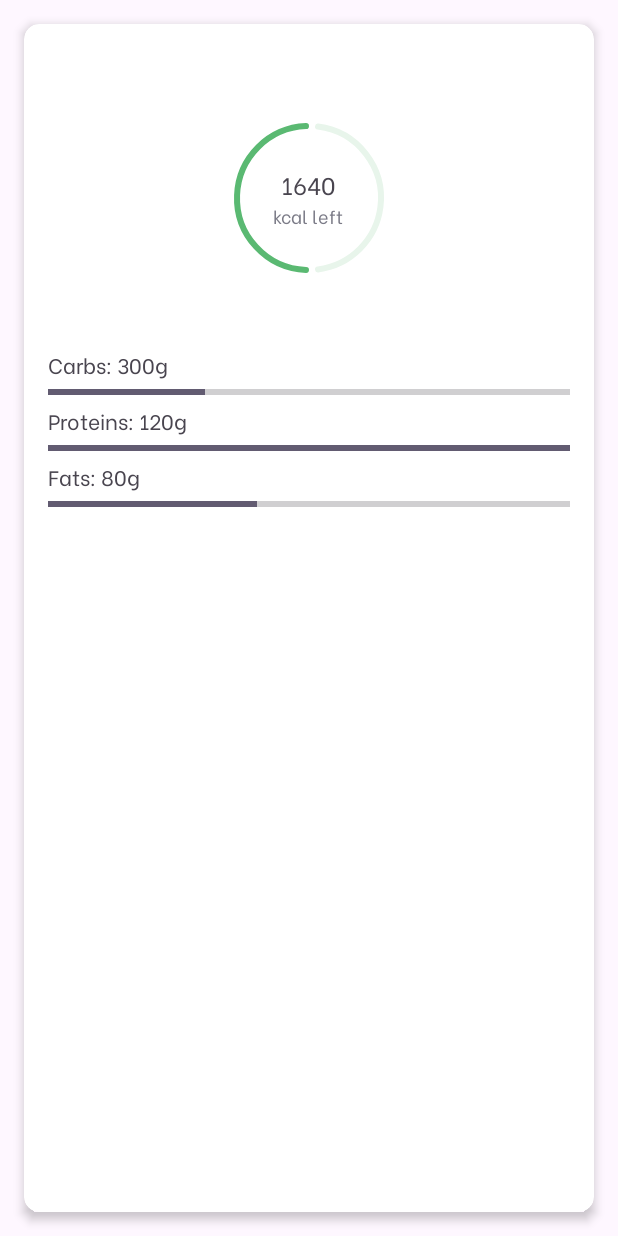
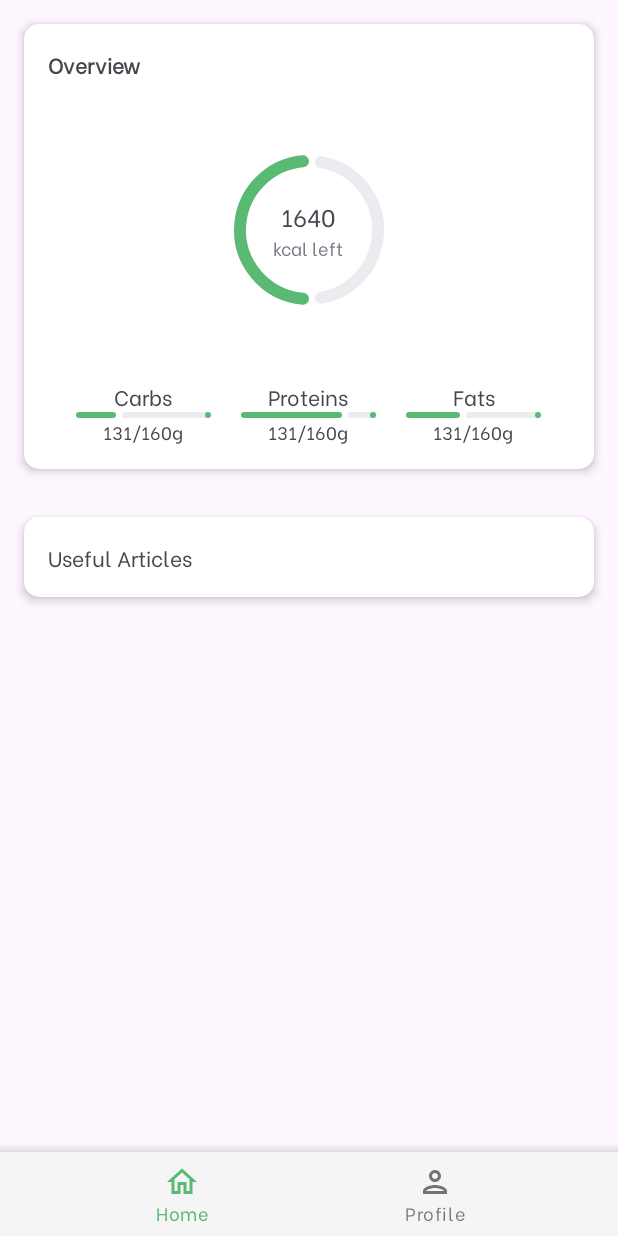
Before and after one commit to PramodhRajapakse/NutriTrack, an Android app: the HomeScreen screen opened directly, with no data from a screen before it, on a phone screen of 412 x 824 dp. Run offline under Robolectric (Android 15) with nearby library versions, the phone set to English and light mode, and no system bars; Roboto replaces fonts that are not available here.

Commit message:
added homescreen components

```diff
--- /dev/null
+++ b/app/src/main/res/drawable/outline_home_24.xml
@@ -0,0 +1,5 @@
+<vector android:height="24dp" android:tint="@color/text_grey"
+    android:viewportHeight="24" android:viewportWidth="24"
+    android:width="24dp" xmlns:android="http://schemas.android.com/apk/res/android">
+    <path android:fillColor="@android:color/white" android:pathData="M12,5.69l5,4.5V18h-2v-6H9v6H7v-7.81l5,-4.5M12,3L2,12h3v8h6v-6h2v6h6v-8h3L12,3z"/>
+</vector>
--- /dev/null
+++ b/app/src/main/res/drawable/shadow.xml
@@ -0,0 +1,7 @@
+<?xml version="1.0" encoding="utf-8"?>
+<shape xmlns:android="http://schemas.android.com/apk/res/android">
+    <gradient
+        android:startColor="#1F000000"
+        android:endColor="@android:color/transparent"
+        android:angle="90" />
+</shape>
--- a/app/src/main/res/layout/activity_home_screen.xml
+++ b/app/src/main/res/layout/activity_home_screen.xml
@@ -1,12 +1,16 @@
-<?xml version="1.0" encoding="utf-8"?>
-<!-- res/layout/card_nutrition.xml -->
+<?xml version="1.0" encoding="utf-8"?><!-- res/layout/card_nutrition.xml -->
 <!-- res/layout/card_calorie_counter.xml -->
+<RelativeLayout android:layout_width="match_parent"
+    android:layout_height="match_parent"
+    xmlns:android="http://schemas.android.com/apk/res/android"
+    xmlns:app="http://schemas.android.com/apk/res-auto">
     <androidx.cardview.widget.CardView xmlns:android="http://schemas.android.com/apk/res/android"
         xmlns:app="http://schemas.android.com/apk/res-auto"
         android:layout_width="match_parent"
-    android:layout_height="match_parent"
+        android:layout_height="wrap_content"
         android:layout_margin="16dp"
         app:cardCornerRadius="10dp"
+        android:id="@+id/cardViewOverview"
         app:cardElevation="4dp">
 
         <LinearLayout
@@ -14,89 +18,197 @@
             android:layout_height="match_parent"
             android:orientation="vertical"
             android:padding="16dp">
+
+            <TextView
+                android:layout_width="wrap_content"
+                android:layout_height="wrap_content"
+                android:textStyle="bold"
+                android:text="Overview"/>
+
             <FrameLayout
                 android:layout_width="200dp"
-            android:layout_gravity="center"
-            android:layout_height="200dp">
+                android:layout_height="200dp"
+                android:layout_gravity="center">
+
                 <com.google.android.material.progressindicator.CircularProgressIndicator
                     android:layout_width="wrap_content"
                     android:layout_height="wrap_content"
                     android:layout_gravity="center"
                     android:indeterminate="false"
-                app:indicatorSize="100dp"
                     android:progress="50"
                     android:rotation="180"
                     app:indicatorColor="@color/primary"
-                app:trackColor="@color/secondary"
+                    app:indicatorSize="100dp"
+                    app:trackThickness="8dp"
+                    app:trackColor="@color/secondary_grey"
                     app:trackCornerRadius="10dp" />
+
                 <LinearLayout
                     android:layout_width="wrap_content"
                     android:layout_height="wrap_content"
                     android:layout_gravity="center"
                     android:orientation="vertical">
+
                     <TextView
                         android:id="@+id/progressTextView"
                         android:layout_width="wrap_content"
                         android:layout_height="wrap_content"
                         android:layout_gravity="center"
                         android:text="1640"
-                    android:textSize="16sp"/>
+                        android:textSize="16sp" />
+
                     <TextView
                         android:id="@+id/progressTextViewLabel"
                         android:layout_width="wrap_content"
                         android:layout_height="wrap_content"
                         android:layout_gravity="center"
+                        android:text="kcal left"
                         android:textColor="@color/text_grey"
-                    android:text="kcal left"
-                    android:textSize="12sp"/>
+                        android:textSize="12sp" />
                 </LinearLayout>
             </FrameLayout>
+
+            <LinearLayout
+                android:layout_width="wrap_content"
+                android:layout_height="wrap_content"
+                android:layout_gravity="center"
+                android:orientation="horizontal">
+
+                <LinearLayout
+                    android:layout_width="wrap_content"
+                    android:layout_height="wrap_content"
+                    android:layout_marginRight="20dp"
+                    android:orientation="vertical">
                     <!-- Carbs Counter -->
                     <TextView
                         android:id="@+id/carbsCounterTextView"
                         android:layout_width="match_parent"
                         android:layout_height="wrap_content"
-            android:text="Carbs: 300g" />
+                        android:textAlignment="center"
+                        android:text="Carbs" />
 
                     <!-- Carbs Progress Bar -->
-        <ProgressBar
+                    <com.google.android.material.progressindicator.LinearProgressIndicator
                         android:id="@+id/carbsProgressBar"
-            style="?android:attr/progressBarStyleHorizontal"
+                        android:layout_width="90dp"
+                        android:layout_height="wrap_content"
+                        app:indicatorColor="@color/primary"
+                        app:trackColor="@color/secondary_grey"
+                        app:trackCornerRadius="10dp"
+                        android:max="100"
+                        android:progress="30" />
+
+                    <TextView
+                        android:id="@+id/txtViewCarbProgress"
                         android:layout_width="match_parent"
                         android:layout_height="wrap_content"
-            android:max="100"
-            android:progress="30" />
+                        android:text="131/160g"
+                        android:textAlignment="center"
+                        android:textSize="12sp" />
+
+                </LinearLayout>
+
+                <LinearLayout
+                    android:layout_width="wrap_content"
+                    android:layout_height="wrap_content"
+                    android:layout_marginRight="20dp"
+                    android:orientation="vertical">
 
                     <!-- Proteins Counter -->
                     <TextView
                         android:id="@+id/proteinsCounterTextView"
                         android:layout_width="match_parent"
                         android:layout_height="wrap_content"
-            android:text="Proteins: 120g" />
+                        android:textAlignment="center"
+                        android:text="Proteins" />
 
                     <!-- Proteins Progress Bar -->
-        <ProgressBar
+                    <com.google.android.material.progressindicator.LinearProgressIndicator
                         android:id="@+id/proteinsProgressBar"
-            style="?android:attr/progressBarStyleHorizontal"
+                        android:layout_width="90dp"
+                        android:layout_height="wrap_content"
+                        app:indicatorColor="@color/primary"
+                        app:trackColor="@color/secondary_grey"
+                        app:trackCornerRadius="10dp"
+                        android:max="100"
+                        android:progress="75" />
+
+                    <TextView
+                        android:id="@+id/txtViewProteinProgress"
                         android:layout_width="match_parent"
                         android:layout_height="wrap_content"
-            android:max="100"
-            android:progress="100" />
+                        android:text="131/160g"
+                        android:textAlignment="center"
+                        android:textSize="12sp" />
+
+                </LinearLayout>
+
+                <LinearLayout
+                    android:layout_width="wrap_content"
+                    android:layout_height="wrap_content"
+                    android:orientation="vertical">
 
                     <!-- Fats Counter -->
                     <TextView
                         android:id="@+id/fatsCounterTextView"
                         android:layout_width="match_parent"
                         android:layout_height="wrap_content"
-            android:text="Fats: 80g" />
+                        android:textAlignment="center"
+                        android:text="Fats" />
 
                     <!-- Fats Progress Bar -->
-        <ProgressBar
+                    <com.google.android.material.progressindicator.LinearProgressIndicator
                         android:id="@+id/fatsProgressBar"
-            style="?android:attr/progressBarStyleHorizontal"
+                        android:layout_width="90dp"
+                        android:layout_height="wrap_content"
+                        app:indicatorColor="@color/primary"
+                        app:trackColor="@color/secondary_grey"
+                        app:trackCornerRadius="10dp"
+                        android:max="100"
+                        android:progress="40" />
+
+                    <TextView
+                        android:id="@+id/txtViewFatsProgress"
                         android:layout_width="match_parent"
                         android:layout_height="wrap_content"
-            android:max="100"
-            android:progress="40" />
+                        android:text="131/160g"
+                        android:textAlignment="center"
+                        android:textSize="12sp" />
+
+                </LinearLayout>
+            </LinearLayout>
         </LinearLayout>
     </androidx.cardview.widget.CardView>
+
+    <androidx.cardview.widget.CardView
+        android:layout_width="match_parent"
+        android:layout_height="wrap_content"
+        android:layout_below="@id/cardViewOverview"
+        android:layout_marginStart="16dp"
+        android:layout_marginTop="16dp"
+        android:layout_marginEnd="16dp"
+        android:layout_marginBottom="16dp"
+        app:cardCornerRadius="10dp"
+        app:cardElevation="4dp">
+
+        <TextView
+            android:layout_width="wrap_content"
+            android:layout_height="wrap_content"
+            android:padding="16dp"
+            android:text="Useful Articles" />
+    </androidx.cardview.widget.CardView>
+
+    <View
+        android:layout_width="match_parent"
+        android:layout_height="5dp"
+        android:layout_above="@id/bottom_navigation"
+        android:background="@drawable/shadow"/>
+
+    <com.google.android.material.bottomnavigation.BottomNavigationView
+        android:id="@+id/bottom_navigation"
+        style="@style/BottomNavStyle"
+        android:layout_width="match_parent"
+        android:layout_height="wrap_content"
+        android:layout_alignParentBottom="true"
+        app:menu="@menu/bottom_navigation_menu" />
+</RelativeLayout>
--- /dev/null
+++ b/app/src/main/res/menu/bottom_navigation_menu.xml
@@ -0,0 +1,13 @@
+<?xml version="1.0" encoding="utf-8"?>
+<menu xmlns:android="http://schemas.android.com/apk/res/android">
+    <item
+        android:id="@+id/page_1"
+        android:enabled="true"
+        android:icon="@drawable/outline_home_24"
+        android:title="Home"/>
+    <item
+        android:id="@+id/page_4"
+        android:enabled="true"
+        android:icon="@drawable/outline_person_24"
+        android:title="Profile"/>
+</menu>
--- a/app/src/main/res/values/colors.xml
+++ b/app/src/main/res/values/colors.xml
@@ -6,6 +6,8 @@
     <color name="secondary">#E8F5EB</color>
     <color name="text_black">#FF000000</color>
     <color name="text_grey">#7B7B87</color>
+    <color name="secondary_grey">#EAECF0</color>
     <color name="background">#F8F8F8</color>
     <color name="transparent">#00000000</color>
+    <color name="off_white">#F5F5F5</color>
 </resources>
--- a/app/src/main/res/values/themes.xml
+++ b/app/src/main/res/values/themes.xml
@@ -19,4 +19,14 @@
     </style>
 
     <style name="Theme.NutriTrack" parent="Base.Theme.NutriTrack" />
+
+    <style name="BottomNavStyle" parent="Widget.MaterialComponents.BottomNavigationView">
+        <!-- Background color for the Bottom Navigation Bar -->
+        <item name="android:background">@color/off_white</item>
+
+        <!-- Elevation and shadow for the Bottom Navigation Bar -->
+        <item name="android:elevation">8dp</item>
+
+    </style>
+
 </resources>
```
Lines whose indentation alone changed are shown as unchanged.
